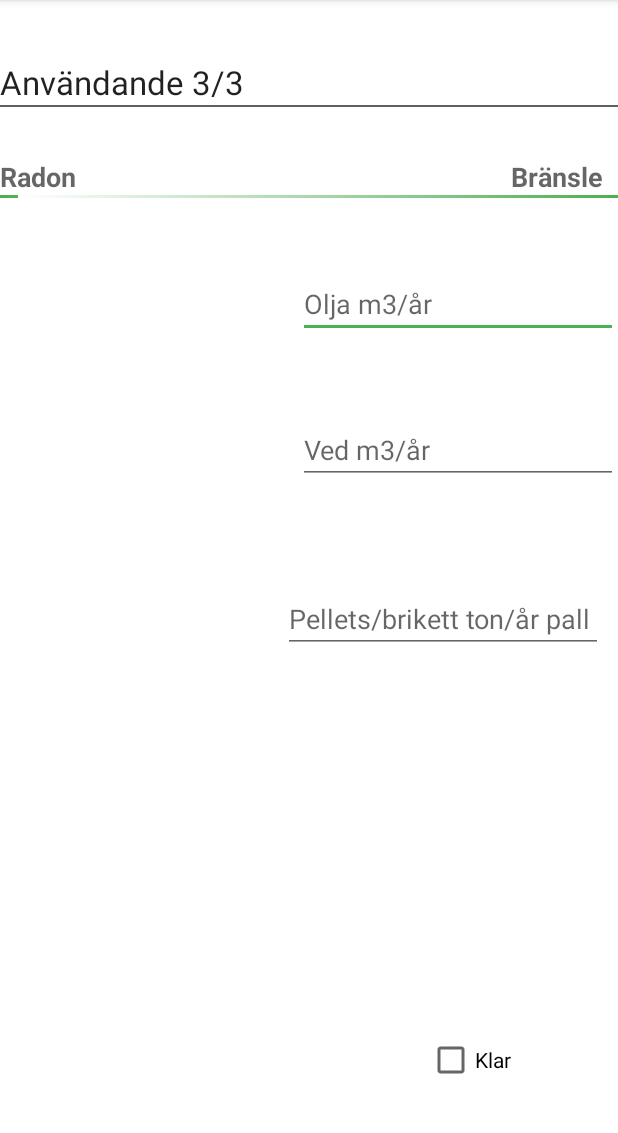
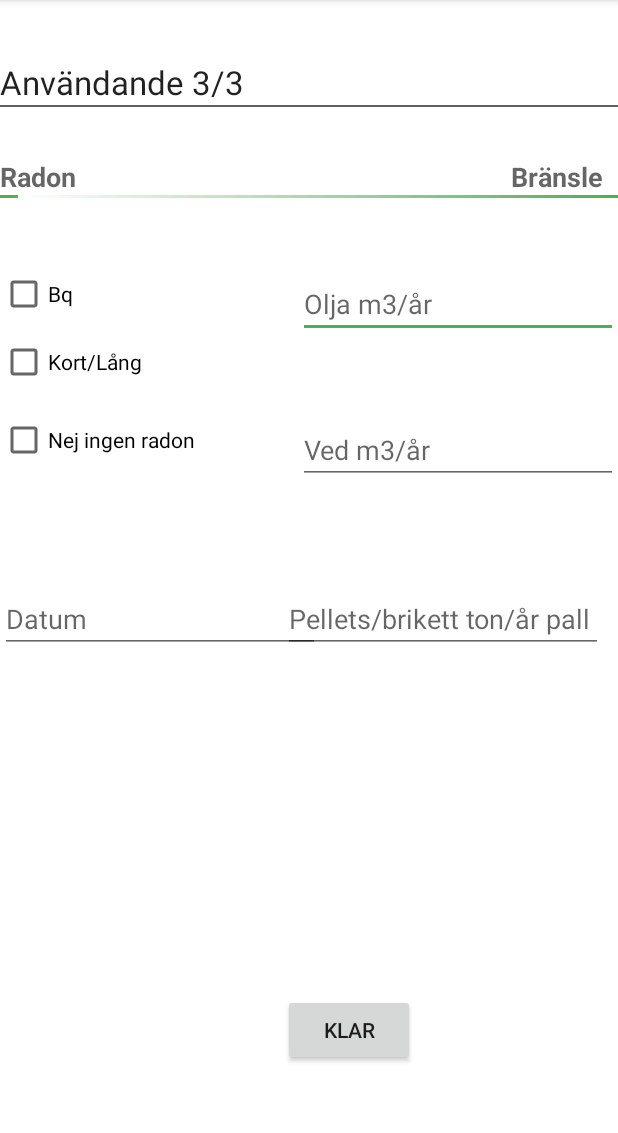
Before and after one commit to chrixxx/Energiklart, an Android app: the fragment Tab_Fragment4_Kund shown on its own in the app's theme, on a phone screen of 412 x 824 dp, the part 84-1217 px from its top. Run offline under Robolectric (Android 15) with nearby library versions, the phone set to English and light mode, and no system bars.

Commit message:
Kund GUI complete

```diff
--- a/app/src/main/res/layout/tab_fragment4_kund.xml
+++ b/app/src/main/res/layout/tab_fragment4_kund.xml
@@ -95,13 +95,47 @@
         android:layout_alignEnd="@+id/textView11"
         android:layout_marginTop="67dp" />
 
+    <Button
+        android:layout_width="wrap_content"
+        android:layout_height="wrap_content"
+        android:text="Klar"
+        android:id="@+id/button3"
+        android:layout_alignParentBottom="true"
+        android:layout_alignStart="@+id/editText26"
+        android:layout_marginBottom="57dp" />
+
     <CheckBox
         android:layout_width="wrap_content"
         android:layout_height="wrap_content"
-        android:text="Klar"
+        android:text="Bq"
+        android:id="@+id/checkBox"
+        android:layout_alignTop="@+id/editText24"
+        android:layout_alignParentStart="true" />
+
+    <CheckBox
+        android:layout_width="wrap_content"
+        android:layout_height="wrap_content"
+        android:text="Kort/Lång"
         android:id="@+id/checkBox2"
-        android:layout_marginBottom="45dp"
-        android:layout_alignParentBottom="true"
-        android:layout_toStartOf="@+id/textView11" />
+        android:layout_below="@+id/editText24"
+        android:layout_alignParentStart="true" />
+
+    <CheckBox
+        android:layout_width="wrap_content"
+        android:layout_height="wrap_content"
+        android:text="Nej ingen radon"
+        android:id="@+id/checkBox6"
+        android:layout_alignTop="@+id/editText25"
+        android:layout_alignParentStart="true" />
+
+    <EditText
+        android:layout_width="wrap_content"
+        android:layout_height="wrap_content"
+        android:inputType="date"
+        android:ems="10"
+        android:hint="Datum"
+        android:id="@+id/editText7"
+        android:layout_alignBottom="@+id/editText26"
+        android:layout_alignParentStart="true" />
 
 </RelativeLayout>
```
Also changed, not shown: app/src/main/res/layout/tab_fragment3_kund.xml (+5 -14 lines).
